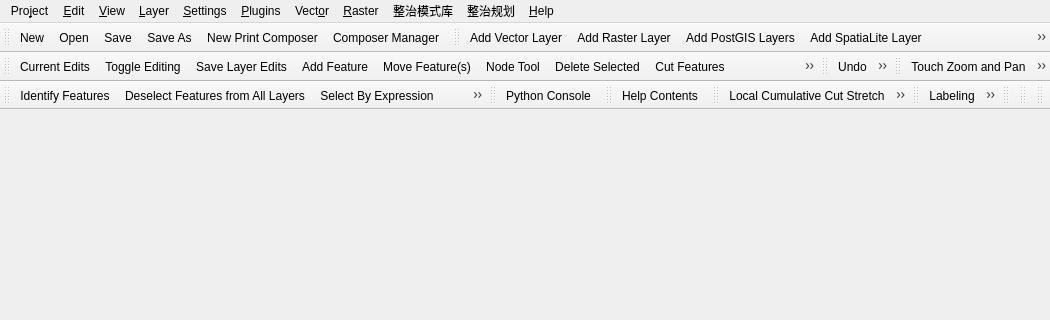
Qt form src/ui/qgisapp.ui (herow/planning_qgis) before a commit; both pictures show x 0 to 1050 and y 0 to 320 of the 1050 by 506 pixel window.
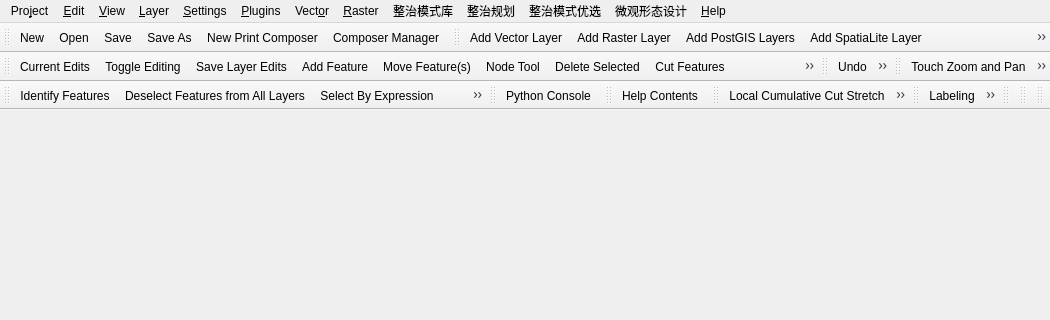
The same form after that commit. Icons and pictures are not drawn.

Commit message: 整治规划

```diff
--- a/src/ui/qgisapp.ui
+++ b/src/ui/qgisapp.ui
@@ -286,6 +286,18 @@
      <string>整治规划</string>
     </property>
     <addaction name="mActionPlanning"/>
+    <addaction name="mActionPlanningBox"/>
+   </widget>
+   <widget class="QMenu" name="menu">
+    <property name="title">
+     <string>整治模式优选</string>
+    </property>
+    <addaction name="mActionYouxuan"/>
+   </widget>
+   <widget class="QMenu" name="menu_2">
+    <property name="title">
+     <string>微观形态设计</string>
+    </property>
    </widget>
    <addaction name="mProjectMenu"/>
    <addaction name="mEditMenu"/>
@@ -297,6 +309,8 @@
    <addaction name="mRasterMenu"/>
    <addaction name="mPatternDBMenu"/>
    <addaction name="mPlanningMenu"/>
+   <addaction name="menu"/>
+   <addaction name="menu_2"/>
    <addaction name="mHelpMenu"/>
   </widget>
   <widget class="QStatusBar" name="statusbar"/>
```
Left out of the diff: 22 changed lines with no effect on the pictures. The commit also changes 88 other files.
